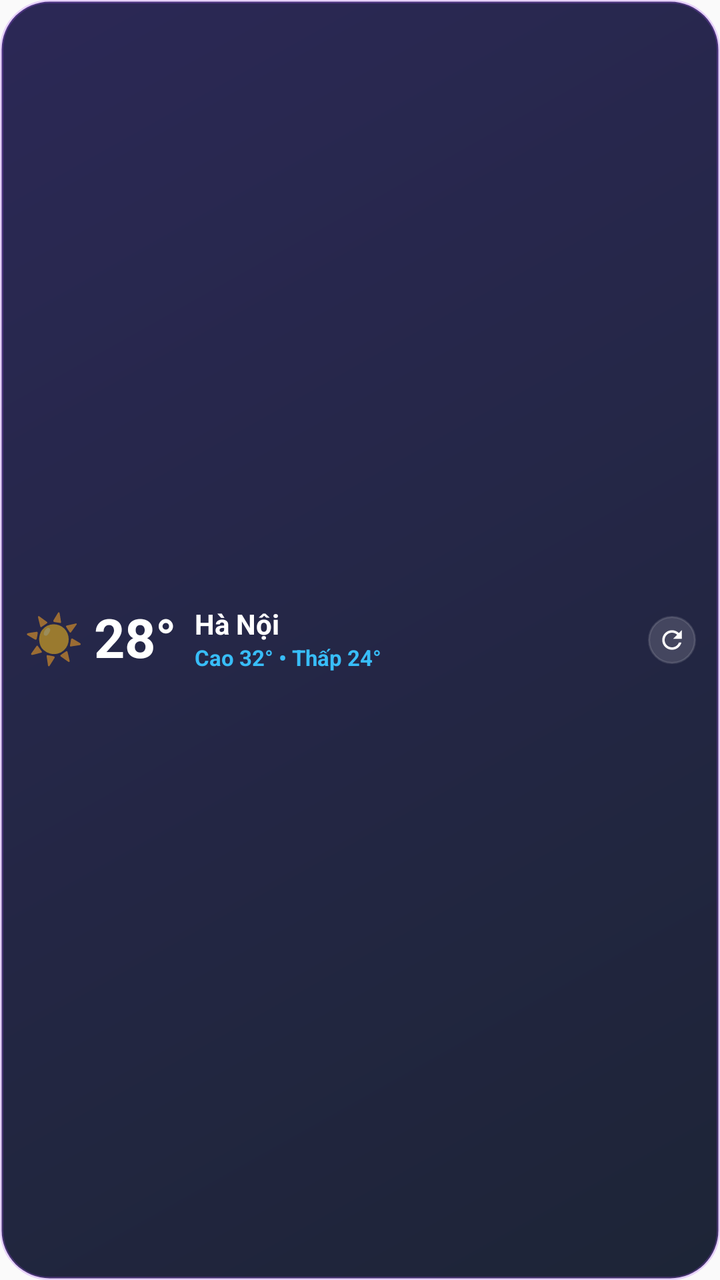
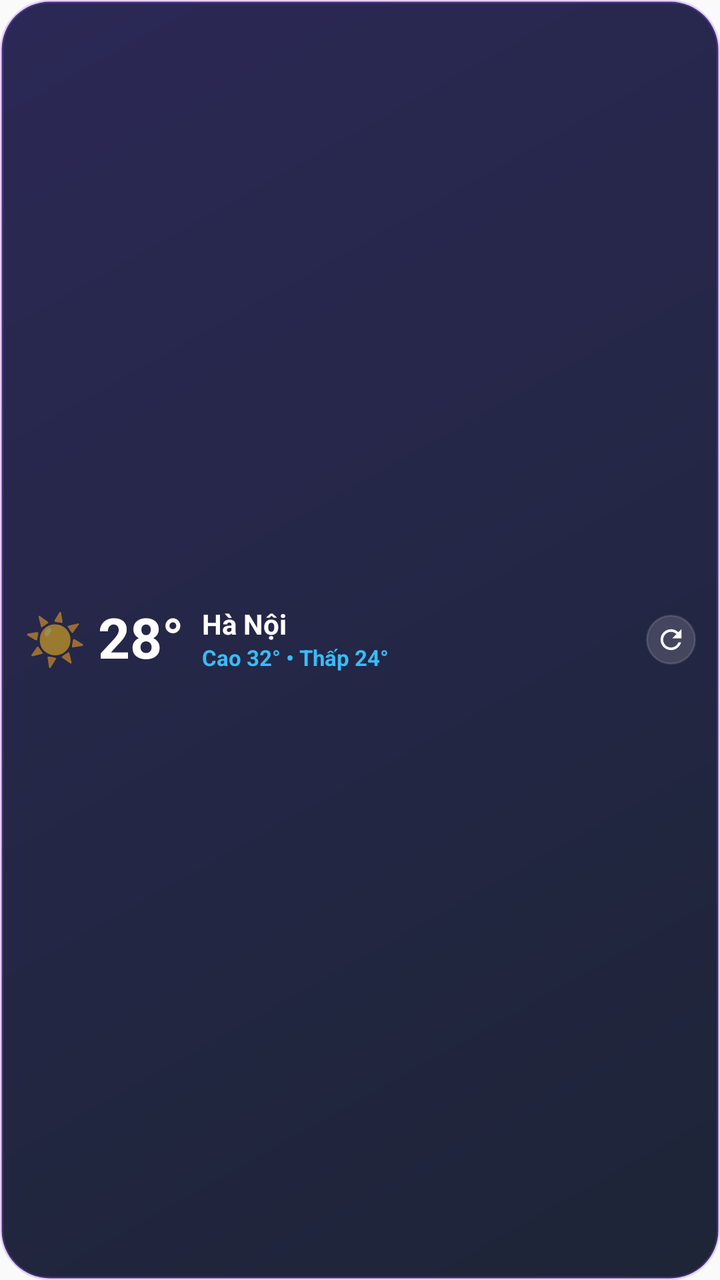

Compare the two renders of this Android layout. The source of the first and the diff that turns it into the second are given below.
<!-- AndroidManifest.xml: application theme Theme.Weather24h -->
<!-- res/layout/weather_widget_compact.xml -->
<?xml version="1.0" encoding="utf-8"?>
<FrameLayout xmlns:android="http://schemas.android.com/apk/res/android"
    android:id="@+id/compact_widget_root"
    android:layout_width="match_parent"
    android:layout_height="match_parent">

    
    <ImageView
        android:id="@+id/compact_widget_bg_layer"
        android:layout_width="match_parent"
        android:layout_height="match_parent"
        android:scaleType="fitXY"
        android:src="@drawable/widget_bg_dark" />

    
    <FrameLayout
        android:id="@+id/compact_widget_content"
        android:layout_width="match_parent"
        android:layout_height="match_parent"
        android:paddingLeft="12dp"
        android:paddingRight="12dp"
        android:paddingStart="12dp"
        android:paddingEnd="12dp"
        android:paddingTop="8dp"
        android:paddingBottom="8dp">

        
        <LinearLayout
            android:id="@+id/compact_layout_2x1"
            android:layout_width="match_parent"
            android:layout_height="match_parent"
            android:gravity="center_vertical"
            android:orientation="horizontal">

            <TextView
                android:id="@+id/compact_widget_icon"
                android:layout_width="wrap_content"
                android:layout_height="wrap_content"
                android:layout_marginEnd="5dp"
                android:includeFontPadding="false"
                android:text="☀️"
                android:textSize="24sp" />

            <TextView
                android:id="@+id/compact_widget_temp"
                android:layout_width="wrap_content"
                android:layout_height="wrap_content"
                android:layout_marginEnd="9dp"
                android:includeFontPadding="false"
                android:singleLine="true"
                android:text="28°"
                android:textColor="#FFFFFF"
                android:textSize="27sp"
                android:textStyle="bold" />

            <LinearLayout
                android:layout_width="0dp"
                android:layout_height="wrap_content"
                android:layout_weight="1"
                android:gravity="center_vertical"
                android:orientation="vertical">

                <TextView
                    android:id="@+id/compact_widget_city"
                    android:layout_width="wrap_content"
                    android:layout_height="wrap_content"
                    android:ellipsize="end"
                    android:includeFontPadding="false"
                    android:maxLines="1"
                    android:singleLine="true"
                    android:text="Hà Nội"
                    android:textColor="#FFFFFF"
                    android:textSize="14sp"
                    android:textStyle="bold" />

                <TextView
                    android:id="@+id/compact_widget_desc"
                    android:layout_width="wrap_content"
                    android:layout_height="wrap_content"
                    android:layout_marginTop="2dp"
                    android:ellipsize="end"
                    android:includeFontPadding="false"
                    android:maxLines="1"
                    android:singleLine="true"
                    android:text="Cao 32° • Thấp 24°"
                    android:textColor="#38BDF8"
                    android:textSize="11sp"
                    android:textStyle="bold" />
            </LinearLayout>

            <ImageView
                android:id="@+id/compact_widget_btn_refresh"
                android:layout_width="24dp"
                android:layout_height="24dp"
                android:layout_marginStart="6dp"
                android:background="@drawable/widget_refresh_btn_bg_dark"
                android:contentDescription="Làm mới thời tiết"
                android:padding="4.5dp"
                android:src="@drawable/ic_refresh" />
        </LinearLayout>

        
        <LinearLayout
            android:id="@+id/compact_layout_2x2"
            android:layout_width="match_parent"
            android:layout_height="match_parent"
            android:gravity="center"
            android:orientation="vertical"
            android:visibility="gone">

            
            <LinearLayout
                android:layout_width="match_parent"
                android:layout_height="wrap_content"
                android:gravity="center_vertical"
                android:orientation="horizontal">

                <TextView
                    android:id="@+id/compact_2x2_city"
                    android:layout_width="0dp"
                    android:layout_height="wrap_content"
                    android:layout_weight="1"
                    android:ellipsize="end"
                    android:includeFontPadding="false"
                    android:maxLines="1"
                    android:singleLine="true"
                    android:text="Hà Nội"
                    android:textColor="#FFFFFF"
                    android:textSize="15.5sp"
                    android:textStyle="bold" />

                <ImageView
                    android:id="@+id/compact_2x2_btn_refresh"
                    android:layout_width="24dp"
                    android:layout_height="24dp"
                    android:layout_marginStart="4dp"
                    android:background="@drawable/widget_refresh_btn_bg_dark"
                    android:contentDescription="Làm mới thời tiết"
                    android:padding="4.5dp"
                    android:src="@drawable/ic_refresh" />
            </LinearLayout>

            <FrameLayout
                android:layout_width="match_parent"
                android:layout_height="0dp"
                android:layout_weight="1" />

            
            <LinearLayout
                android:layout_width="wrap_content"
                android:layout_height="wrap_content"
                android:gravity="center"
                android:orientation="horizontal">

                <TextView
                    android:id="@+id/compact_2x2_icon"
                    android:layout_width="wrap_content"
                    android:layout_height="wrap_content"
                    android:layout_marginEnd="6dp"
                    android:includeFontPadding="false"
                    android:text="☀️"
                    android:textSize="32sp" />

                <TextView
                    android:id="@+id/compact_2x2_temp"
                    android:layout_width="wrap_content"
                    android:layout_height="wrap_content"
                    android:includeFontPadding="false"
                    android:singleLine="true"
                    android:text="28°"
                    android:textColor="#FFFFFF"
                    android:textSize="40sp"
                    android:textStyle="bold" />
            </LinearLayout>

            <FrameLayout
                android:layout_width="match_parent"
                android:layout_height="0dp"
                android:layout_weight="1" />

            
            <TextView
                android:id="@+id/compact_2x2_range"
                android:layout_width="wrap_content"
                android:layout_height="wrap_content"
                android:ellipsize="end"
                android:gravity="center"
                android:includeFontPadding="false"
                android:maxLines="1"
                android:singleLine="true"
                android:text="Cao 32°  •  Thấp 24°"
                android:textColor="#38BDF8"
                android:textSize="12.5sp"
                android:textStyle="bold" />

        </LinearLayout>

    </FrameLayout>

</FrameLayout>
<!-- resources referenced by this layout -->
<resources>
  <!-- drawable ic_refresh (drawable) -->
  <vector xmlns:android="http://schemas.android.com/apk/res/android"
      android:width="24dp"
      android:height="24dp"
      android:viewportWidth="24"
      android:viewportHeight="24">
      <path
          android:fillColor="#FFFFFFFF"
          android:pathData="M17.65,6.35C16.2,4.9 14.21,4 12,4c-4.42,0 -7.99,3.58 -7.99,8s3.57,8 7.99,8c3.73,0 6.84,-2.55 7.73,-6h-2.08c-0.82,2.33 -3.04,4 -5.65,4 -3.31,0 -6,-2.69 -6,-6s2.69,-6 6,-6c1.66,0 3.14,0.69 4.22,1.78L13,11h7V4l-2.35,2.35z"/>
  </vector>
  <!-- drawable widget_bg_dark (drawable) -->
  <?xml version="1.0" encoding="utf-8"?>
  <shape xmlns:android="http://schemas.android.com/apk/res/android"
      android:shape="rectangle">
      <gradient
          android:angle="315"
          android:startColor="#F01E1B4B"
          android:endColor="#F00F172A" />
      <corners android:radius="24dp" />
      <stroke
          android:width="1.5dp"
          android:color="#40A855F7" />
  </shape>
  <!-- drawable widget_refresh_btn_bg_dark (drawable) -->
  <?xml version="1.0" encoding="utf-8"?>
  <shape xmlns:android="http://schemas.android.com/apk/res/android"
      android:shape="oval">
      <solid android:color="#26FFFFFF" />
      <stroke
          android:width="1dp"
          android:color="#20FFFFFF" />
  </shape>
  <style name="Theme.Weather24h" parent="android:Theme.Material.Light.NoActionBar">
          <item name="android:statusBarColor">@android:color/transparent</item>
          <item name="android:navigationBarColor">@android:color/transparent</item>
          <item name="android:windowLightStatusBar">true</item>
          <item name="android:windowLightNavigationBar">true</item>
      </style>
</resources>

<!-- the commit's change to res/layout/weather_widget_compact.xml (unified diff, before → after) -->
@@ -13,10 +13,12 @@
         android:src="@drawable/widget_bg_dark" />
 
     
-    <FrameLayout
+    <LinearLayout
         android:id="@+id/compact_widget_content"
         android:layout_width="match_parent"
         android:layout_height="match_parent"
+        android:gravity="center_vertical"
+        android:orientation="horizontal"
         android:paddingLeft="12dp"
         android:paddingRight="12dp"
         android:paddingStart="12dp"
@@ -25,176 +27,88 @@
         android:paddingBottom="8dp">
 
         
+        <TextView
+            android:id="@+id/compact_widget_icon"
+            android:layout_width="wrap_content"
+            android:layout_height="wrap_content"
+            android:layout_marginEnd="6dp"
+            android:includeFontPadding="false"
+            android:text="☀️"
+            android:textSize="25sp" />
+
+        <TextView
+            android:id="@+id/compact_widget_temp"
+            android:layout_width="wrap_content"
+            android:layout_height="wrap_content"
+            android:layout_marginEnd="9dp"
+            android:includeFontPadding="false"
+            android:singleLine="true"
+            android:text="28°"
+            android:textColor="#FFFFFF"
+            android:textSize="28sp"
+            android:textStyle="bold" />
+
+        
         <LinearLayout
-            android:id="@+id/compact_layout_2x1"
-            android:layout_width="match_parent"
-            android:layout_height="match_parent"
+            android:layout_width="0dp"
+            android:layout_height="wrap_content"
+            android:layout_weight="1"
             android:gravity="center_vertical"
-            android:orientation="horizontal">
+            android:orientation="vertical">
 
             <TextView
-                android:id="@+id/compact_widget_icon"
+                android:id="@+id/compact_widget_city"
                 android:layout_width="wrap_content"
                 android:layout_height="wrap_content"
-                android:layout_marginEnd="5dp"
+                android:ellipsize="end"
                 android:includeFontPadding="false"
-                android:text="☀️"
-                android:textSize="24sp" />
+                android:maxLines="1"
+                android:singleLine="true"
+                android:text="Hà Nội"
+                android:textColor="#FFFFFF"
+                android:textSize="14sp"
+                android:textStyle="bold" />
 
             <TextView
-                android:id="@+id/compact_widget_temp"
+                android:id="@+id/compact_widget_desc"
                 android:layout_width="wrap_content"
                 android:layout_height="wrap_content"
-                android:layout_marginEnd="9dp"
+                android:layout_marginTop="2dp"
+                android:ellipsize="end"
                 android:includeFontPadding="false"
+                android:maxLines="1"
                 android:singleLine="true"
-                android:text="28°"
-                android:textColor="#FFFFFF"
-                android:textSize="27sp"
+                android:text="Cao 32° • Thấp 24°"
+                android:textColor="#38BDF8"
+                android:textSize="11sp"
                 android:textStyle="bold" />
 
-            <LinearLayout
-                android:layout_width="0dp"
+            <TextView
+                android:id="@+id/compact_widget_sub"
+                android:layout_width="wrap_content"
                 android:layout_height="wrap_content"
-                android:layout_weight="1"
-                android:gravity="center_vertical"
-                android:orientation="vertical">
-
-                <TextView
-                    android:id="@+id/compact_widget_city"
-                    android:layout_width="wrap_content"
-                    android:layout_height="wrap_content"
-                    android:ellipsize="end"
-                    android:includeFontPadding="false"
-                    android:maxLines="1"
-                    android:singleLine="true"
-                    android:text="Hà Nội"
-                    android:textColor="#FFFFFF"
-                    android:textSize="14sp"
-                    android:textStyle="bold" />
-
-                <TextView
-                    android:id="@+id/compact_widget_desc"
-                    android:layout_width="wrap_content"
-                    android:layout_height="wrap_content"
-                    android:layout_marginTop="2dp"
-                    android:ellipsize="end"
-                    android:includeFontPadding="false"
-                    android:maxLines="1"
-                    android:singleLine="true"
-                    android:text="Cao 32° • Thấp 24°"
-                    android:textColor="#38BDF8"
-                    android:textSize="11sp"
-                    android:textStyle="bold" />
-            </LinearLayout>
-
-            <ImageView
-                android:id="@+id/compact_widget_btn_refresh"
-                android:layout_width="24dp"
-                android:layout_height="24dp"
-                android:layout_marginStart="6dp"
-                android:background="@drawable/widget_refresh_btn_bg_dark"
-                android:contentDescription="Làm mới thời tiết"
-                android:padding="4.5dp"
-                android:src="@drawable/ic_refresh" />
+                android:layout_marginTop="2dp"
+                android:ellipsize="end"
+                android:includeFontPadding="false"
+                android:maxLines="1"
+                android:singleLine="true"
+                android:text=""
+                android:textColor="#CBD5E1"
+                android:textSize="10sp"
+                android:visibility="gone" />
         </LinearLayout>
 
         
-        <LinearLayout
-            android:id="@+id/compact_layout_2x2"
-            android:layout_width="match_parent"
-            android:layout_height="match_parent"
-            android:gravity="center"
-            android:orientation="vertical"
-            android:visibility="gone">
+        <ImageView
+            android:id="@+id/compact_widget_btn_refresh"
+            android:layout_width="25dp"
+            android:layout_height="25dp"
+            android:layout_marginStart="6dp"
+            android:background="@drawable/widget_refresh_btn_bg_dark"
+            android:contentDescription="Làm mới thời tiết"
+            android:padding="4.5dp"
+            android:src="@drawable/ic_refresh" />
 
-            
-            <LinearLayout
-                android:layout_width="match_parent"
-                android:layout_height="wrap_content"
-                android:gravity="center_vertical"
-                android:orientation="horizontal">
-
-                <TextView
-                    android:id="@+id/compact_2x2_city"
-                    android:layout_width="0dp"
-                    android:layout_height="wrap_content"
-                    android:layout_weight="1"
-                    android:ellipsize="end"
-                    android:includeFontPadding="false"
-                    android:maxLines="1"
-                    android:singleLine="true"
-                    android:text="Hà Nội"
-                    android:textColor="#FFFFFF"
-                    android:textSize="15.5sp"
-                    android:textStyle="bold" />
-
-                <ImageView
-                    android:id="@+id/compact_2x2_btn_refresh"
-                    android:layout_width="24dp"
-                    android:layout_height="24dp"
-                    android:layout_marginStart="4dp"
-                    android:background="@drawable/widget_refresh_btn_bg_dark"
-                    android:contentDescription="Làm mới thời tiết"
-                    android:padding="4.5dp"
-                    android:src="@drawable/ic_refresh" />
-            </LinearLayout>
-
-            <FrameLayout
-                android:layout_width="match_parent"
-                android:layout_height="0dp"
-                android:layout_weight="1" />
-
-            
-            <LinearLayout
-                android:layout_width="wrap_content"
-                android:layout_height="wrap_content"
-                android:gravity="center"
-                android:orientation="horizontal">
-
-                <TextView
-                    android:id="@+id/compact_2x2_icon"
-                    android:layout_width="wrap_content"
-                    android:layout_height="wrap_content"
-                    android:layout_marginEnd="6dp"
-                    android:includeFontPadding="false"
-                    android:text="☀️"
-                    android:textSize="32sp" />
-
-                <TextView
-                    android:id="@+id/compact_2x2_temp"
-                    android:layout_width="wrap_content"
-                    android:layout_height="wrap_content"
-                    android:includeFontPadding="false"
-                    android:singleLine="true"
-                    android:text="28°"
-                    android:textColor="#FFFFFF"
-                    android:textSize="40sp"
-                    android:textStyle="bold" />
-            </LinearLayout>
-
-            <FrameLayout
-                android:layout_width="match_parent"
-                android:layout_height="0dp"
-                android:layout_weight="1" />
-
-            
-            <TextView
-                android:id="@+id/compact_2x2_range"
-                android:layout_width="wrap_content"
-                android:layout_height="wrap_content"
-                android:ellipsize="end"
-                android:gravity="center"
-                android:includeFontPadding="false"
-                android:maxLines="1"
-                android:singleLine="true"
-                android:text="Cao 32°  •  Thấp 24°"
-                android:textColor="#38BDF8"
-                android:textSize="12.5sp"
-                android:textStyle="bold" />
-
-        </LinearLayout>
-
-    </FrameLayout>
+    </LinearLayout>
 
 </FrameLayout>
